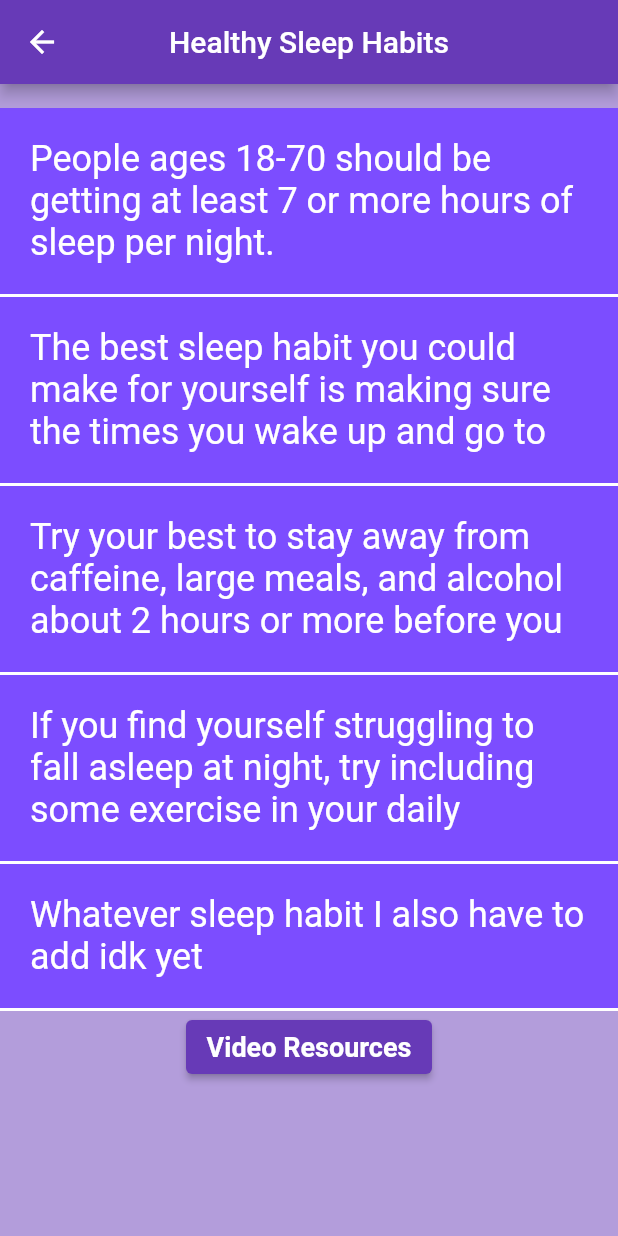
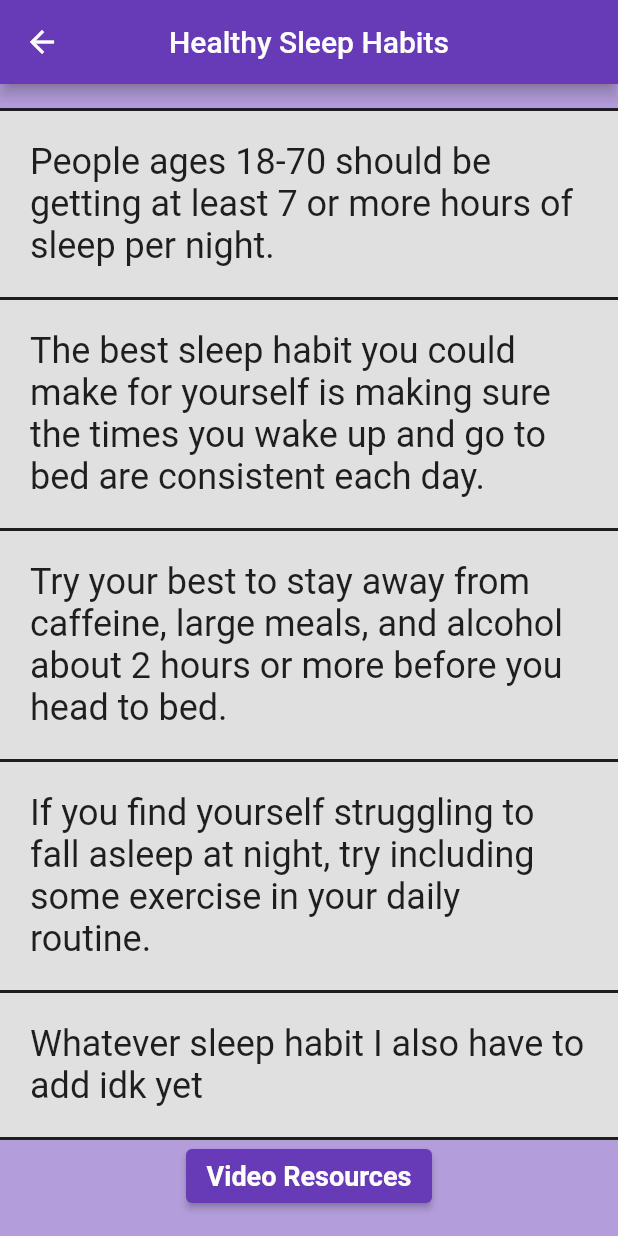
Before and after one commit to jakelang01/SweetDreams, a Flutter app: the HealthyHabits screen opened directly, on a phone screen of 412 x 824 dp. Run offline on Flutter 3.47's test engine with Material 2 defaults, Android fonts, the phone set to English and light mode, and no system bars; our stand-ins replace cloud_firestore, firebase_core, flutter_rating_bar, shared_preferences, youtube_player_flutter; accounts and stored records are empty.

Commit message:
makes healthy habits screen more visually cohesive with the rest of the app

```diff
--- a/lib/dreams/views/dreams_healthy_habits.dart
+++ b/lib/dreams/views/dreams_healthy_habits.dart
@@ -25,7 +25,6 @@ class _HealthyHabitsPageState extends State<HealthyHabits> {
      appBar: AppBar(
        title: Text('Healthy Sleep Habits'),
        centerTitle: true,
-       //backgroundColor: Colors.purpleAccent.shade700,
      ),
      backgroundColor: Theme.of(context).backgroundColor,
      body: SingleChildScrollView(
@@ -36,6 +35,10 @@ class _HealthyHabitsPageState extends State<HealthyHabits> {
                decoration: BoxDecoration(
                  color: Theme.of(context).scaffoldBackgroundColor,
                  border: Border(
+                   top: BorderSide(
+                     color: Theme.of(context).dividerColor,
+                     width: 2,
+                   ),
                    bottom: BorderSide(
                      color: Theme.of(context).dividerColor,
                      width: 2,
@@ -45,8 +48,8 @@ class _HealthyHabitsPageState extends State<HealthyHabits> {
                padding: const EdgeInsets.fromLTRB(20, 20, 20, 20),
                child: Text(
                  'People ages 18-70 should be getting at least 7 or more hours of sleep per night.',
-                     style: Theme.of(context).textTheme.headline3,
-                     maxLines: 3,
+                     style: Theme.of(context).textTheme.headline4,
+                     //maxLines: 3,
                ),
              ),
              Container(
@@ -61,8 +64,8 @@ class _HealthyHabitsPageState extends State<HealthyHabits> {
                padding: EdgeInsets.fromLTRB(20, 20, 20, 20),
                child: Text(
                  'The best sleep habit you could make for yourself is making sure the times you wake up and go to bed are consistent each day.',
-                    style: Theme.of(context).textTheme.headline3,
-                    maxLines: 3,
+                    style: Theme.of(context).textTheme.headline4,
+                    //maxLines: 3,
                  ),
                ),
              Container(
@@ -78,8 +81,8 @@ class _HealthyHabitsPageState extends State<HealthyHabits> {
                padding:  EdgeInsets.fromLTRB(20, 20, 20, 20),
                child: Text(
                  'Try your best to stay away from caffeine, large meals, and alcohol about 2 hours or more before you head to bed.',
-                    style: Theme.of(context).textTheme.headline3,
-                    maxLines: 3,
+                    style: Theme.of(context).textTheme.headline4,
+                    //maxLines: 3,
                ),
              ),
              Container(
@@ -95,8 +98,8 @@ class _HealthyHabitsPageState extends State<HealthyHabits> {
                padding: EdgeInsets.fromLTRB(20, 20, 20, 20),
                child: Text(
                  'If you find yourself struggling to fall asleep at night, try including some exercise in your daily routine.',
-                    style: Theme.of(context).textTheme.headline3,
-                    maxLines: 3,
+                    style: Theme.of(context).textTheme.headline4,
+                    //maxLines: 3,
                ),
              ),
              Container(
@@ -112,8 +115,8 @@ class _HealthyHabitsPageState extends State<HealthyHabits> {
                padding: EdgeInsets.fromLTRB(20, 20, 20, 20),
                child: Text(
                  'Whatever sleep habit I also have to add idk yet',
-                    style: Theme.of(context).textTheme.headline3,
-                    maxLines: 3,
+                    style: Theme.of(context).textTheme.headline4,
+                    //maxLines: 3,
                ),
              ),
              ElevatedButton(
```
Also changed, not shown: lib/main.dart (+15 -6 lines).
